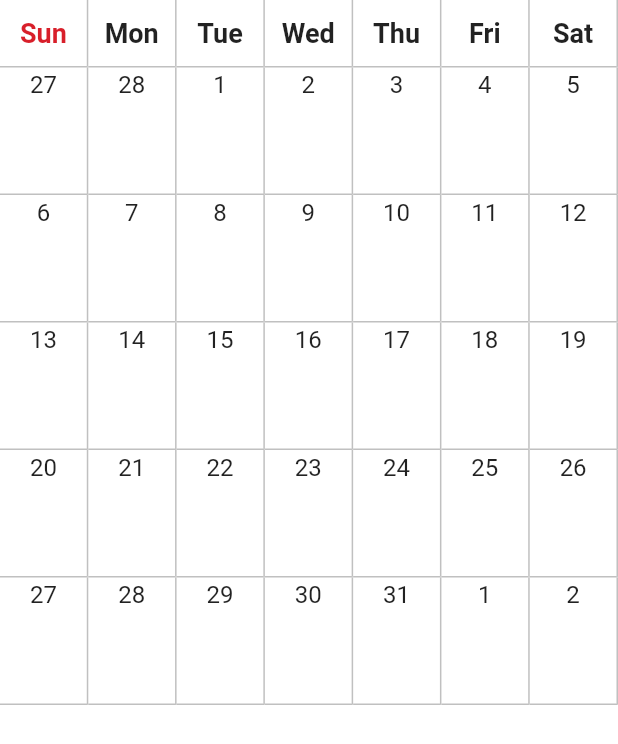
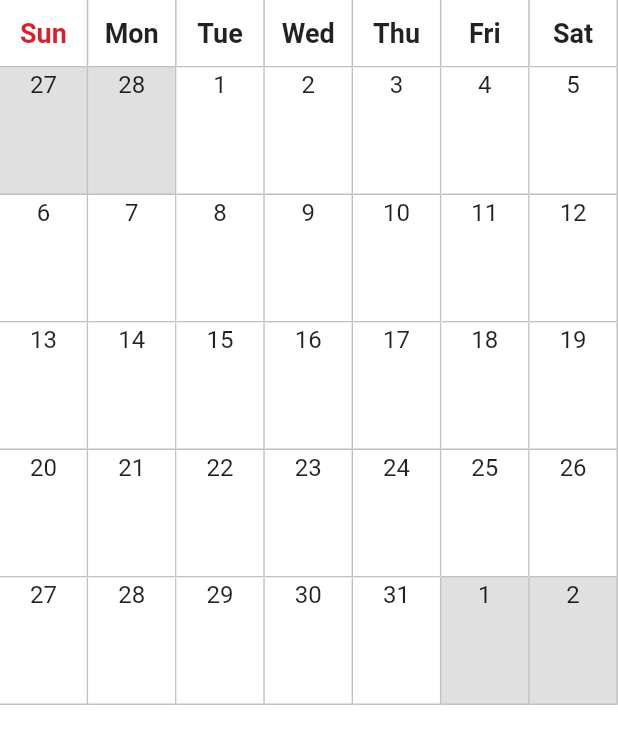
Before and after one commit to mookypoo/portfolio_calendar, a Flutter app: the screen it shows after launch, scrolled down 56 dp, on a phone screen of 412 x 824 dp. Shown: the top 744 px of the screen. Run offline on Flutter 3.47's test engine with Material 2 defaults, Android fonts, the phone set to English and light mode, and no system bars.

Commit message:
done with calendar but want to reduce code

```diff
--- a/lib/calendar_models.dart
+++ b/lib/calendar_models.dart
@@ -5,22 +5,112 @@ class DateAndDayModel {
 }
 
 class MonthAndWeeksModel {
-  final int month;
-  final List<List<int?>> weeks;
-  MonthAndWeeksModel({required this.month, required this.weeks});
-}
+  int year;
+  int month;
+  List<List<int?>> weeks = [];
 
-/*
-class MonthAndWeeksModel {
-  final int month;
-  List<List<int?>> weeks;
-  MonthAndWeeksModel({required this.month}){
-    this.weeks =
+  MonthAndWeeksModel({required this.month, required this.year}){
+    this._init();
+  }
+
+  void _init(){
+    final List<int?> _firstWeek = this._firstWeek();
+    final DateAndDayModel _lastDay = this._lastDayOfMonth(month: this.month, year: this.year);
+    final List<int?> _lastWeek = this._lastWeek(lastDay: _lastDay);
+    this.weeks = this._weeks(firstWeek: _firstWeek, lastWeek: _lastWeek, lastDate: _lastDay.date);
+    return;
+  }
+
+  List<int?> _firstWeek(){
+    final int _firstDay = DateTime.utc(this.year, this.month, 1).weekday;
+    if (_firstDay == 7) return [1, 2, 3, 4, 5, 6, 7];
+
+    List<int?> _firstWeek = []..length = 7;
+    final int _lastDateOfPrevMonth = this._lastDate(month: this.month == 1 ? 12 : this.month - 1);
+    for (int i = 0; i < 7; i++){
+      if (i < _firstDay) _firstWeek[i] = _lastDateOfPrevMonth - (_firstDay - i) + 1;
+      if (i >= _firstDay) _firstWeek[i] = 1 + (i - _firstDay);
+    }
+    return _firstWeek;
+  }
+
+  int _lastDate({int? month}){
+    switch (month ?? this.month) {
+      case 1: return 31;
+      case 2: return 28;
+      case 3: return 31;
+      case 4: return 30;
+      case 5: return 31;
+      case 6: return 30;
+      case 7: return 31;
+      case 8: return 31;
+      case 9: return 30;
+      case 10: return 31;
+      case 11: return 30;
+      case 12: return 31;
+      default: return 31;
+    }
+  }
+
+  DateAndDayModel _lastDayOfMonth({required int month, required int year}){
+    final int _lastDate = this._lastDate();
+    final int _lastDay = DateTime.utc(year, month, _lastDate).weekday;
+    return DateAndDayModel(date: _lastDate, day: _lastDay);
+  }
+
+  List<int?> _lastWeek({required DateAndDayModel lastDay}){
+    if (lastDay.day == 6) return [];
+    int _lastDay = lastDay.day;
+    if (lastDay.day == 7) _lastDay = 0;
+    List<int?> _lastWeek = []..length = 7;
+    for (int i = 0; i < 7; i++) {
+      if (i <= _lastDay) _lastWeek[i] = lastDay.date - (_lastDay - i);
+      if (i > _lastDay) _lastWeek[i] = i - _lastDay;
+    }
+
+    return _lastWeek;
+  }
+
+  List<List<int?>> _weeks({required List<int?> firstWeek, required List<int?> lastWeek, required int lastDate}){
+    List<List<int?>> _weeks = [firstWeek];
+    final int _firstSat = firstWeek[6] as int;
+
+    if (lastWeek.isEmpty) {
+      for (int i = 0; i < (lastDate - (_firstSat))/7; i++) {
+        int _sunday = (_weeks[i][6] as int) + 1;
+        _weeks.add(List.generate(7, (int a) => _sunday + a));
+      }
+    } else {
+      for (int i = 0; i < ((lastWeek[0]! - 1) - (_firstSat))/7; i++) {
+        int _sunday = (_weeks[i][6] as int) + 1;
+        _weeks.add(List.generate(7, (int a) => _sunday + a));
+      }
+      _weeks.add(lastWeek);
+    }
+    return _weeks;
+  }
+
+  void prevMonth(){
+    this.year = this.month == 1 ? this.year - 1 : this.year;
+    this.month = this.month == 1 ? 12 : this.month - 1;
+    this._init();
+    return;
+  }
+
+  void nextMonth(){
+    this.year = this.month == 12 ? this.year + 1 : this.year;
+    this.month = this.month == 12 ? 1 : this.month + 1;
+    this._init();
+    return;
+  }
+
+  bool isThisMonth(int index, int date){
+    if (index == 0) {
+      if (date > 7) return false;
+    }
+    if (index == 4 || index == 5) {
+      if (date < 7) return false;
+    }
+    return true;
   }
 }
-
-class SelectedMonth extends MonthAndWeeksModel {
-
-
-}
- */
--- a/lib/calendar_provider.dart
+++ b/lib/calendar_provider.dart
@@ -6,14 +6,22 @@ import 'calendar_models.dart';
 class CalendarProvider with ChangeNotifier {
   CalendarService _calendarService = CalendarService();
 
-  CalendarProvider(){
-    this.calendarInit();
+  MonthAndWeeksModel _selectedMonth = MonthAndWeeksModel(
+    month: DateTime.now().month,
+    year: DateTime.now().year,
+  );
+  MonthAndWeeksModel get selectedMonth => this._selectedMonth;
+  set selectedMonth(MonthAndWeeksModel l) => throw "error";
+
+  void prevMonth(){
+    this._selectedMonth.prevMonth();
+    this.notifyListeners();
+    return;
   }
 
-  MonthAndWeeksModel? _selectedMonth;
-  MonthAndWeeksModel? get selectedMonth => this._selectedMonth;
-  set selectedMonth(MonthAndWeeksModel? l) => throw "error";
-
-  void calendarInit() => this._selectedMonth = this._calendarService.init(month: DateTime.now().month, year: DateTime.now().year);
-
+  void nextMonth(){
+    this._selectedMonth.nextMonth();
+    this.notifyListeners();
+    return;
+  }
 }
--- a/lib/calendar_service.dart
+++ b/lib/calendar_service.dart
@@ -1,93 +1,12 @@
 import 'calendar_models.dart';
 
 class CalendarService {
-  MonthAndWeeksModel init({required int month, required int year}){
-    final DateAndDayModel _firstDayOfMonth = this._getFirstDayOfMonth(month: month, year: year);
-    final DateAndDayModel _lastDayOfMonth = this._getLastDayOfMonth(month: month, year: year);
-    final List<int?> _firstWeek = this._getFirstWeek(firstDayOfMonth: _firstDayOfMonth, selectedMonth: month);
-    final List<int?> _lastWeek = this._getLastWeek(lastDayOfMonth: _lastDayOfMonth);
-    List<int> _allWeeks = this._getWeeks(firstWeek: _firstWeek, lastWeek: _lastWeek, lastDayOfMonth: _lastDayOfMonth);
-    List<List<int?>> _month = [_firstWeek];
-    for (int i=0; i< (_allWeeks.length)/7 + 1; i++) {
-      _month.add(_allWeeks.sublist(0, 7));
-      _allWeeks.removeRange(0, 7);
-    }
-    if (_lastWeek.isEmpty) {
-      return MonthAndWeeksModel(month: month, weeks: _month);
-    }
-    _month.add(_lastWeek);
-    return MonthAndWeeksModel(month: month, weeks: _month);
-  }
 
-  DateAndDayModel _getFirstDayOfMonth({required int month, required int year}){
-    final int _day = DateTime.utc(year, month, 1).weekday;
-    return new DateAndDayModel(date: 1, day: _day);
-  }
-
-  DateAndDayModel _getLastDayOfMonth({required int month, required int year}){
-    final int _lastDate = this._getLastDate(month: month);
-    final int _lastDay = DateTime.utc(year, month, _lastDate).weekday;
-    return new DateAndDayModel(date: _lastDate, day: _lastDay);
-  }
-
-  List<int?> _getFirstWeek({required DateAndDayModel firstDayOfMonth, required int selectedMonth}){
-    final int _firstDay = firstDayOfMonth.day;
-    if (_firstDay == 7) return [1, 2, 3, 4, 5, 6, 7];
-    List<int?> _firstWeek = []..length = 7;
-    for (int i = 0; i < 7; i++) {
-      if (i < _firstDay) {
-        _firstWeek[i] = this._getLastDate(month: selectedMonth - 1) + i - 1;
-      } else {
-        _firstWeek[i] = i - 1;
-      }
-    }
-    return _firstWeek;
-  }
-
-  List<int?> _getLastWeek({required DateAndDayModel lastDayOfMonth}){
-    final int _lastDay = lastDayOfMonth.day;
-    if (_lastDay == 7) return [];
-    List<int?> _lastWeek = []..length = 7;
-    for (int i = 0; i < 7; i++){
-      if (i <= _lastDay) {
-        _lastWeek[_lastDay - i] = lastDayOfMonth.date - i;
-      } else {
-        _lastWeek[i] = i - _lastDay;
-      }
-    }
-    return _lastWeek;
-  }
-
-  List<int> _getWeeks({required List<int?> firstWeek, required List<int?> lastWeek, required DateAndDayModel lastDayOfMonth}){
-    List<int> _weeks = [];
-    int? _lastDay;
-    if (lastWeek.isEmpty) {
-      _lastDay = lastDayOfMonth.date;
+  MonthAndWeeksModel changeToPrevMonth({required MonthAndWeeksModel data, required int year}) {
+    if (data.month == 1) {
+      return MonthAndWeeksModel(month: 12, year: year -1);
     } else {
-      _lastDay = lastWeek[0]!;
-    }
-    for (int i = 0; i < _lastDay - firstWeek[6]!; i++) {
-      _weeks.add(firstWeek[6]! + i + 1);
-    }
-    return _weeks;
-  }
-
-  int _getLastDate({required int month}){
-    switch (month) {
-      case 1: return 31;
-      case 2: return 28;
-      case 3: return 31;
-      case 4: return 30;
-      case 5: return 31;
-      case 6: return 30;
-      case 7: return 31;
-      case 8: return 31;
-      case 9: return 30;
-      case 10: return 31;
-      case 11: return 30;
-      case 12: return 31;
-      default: return 31;
+      return MonthAndWeeksModel(month: data.month - 1, year: year);
     }
   }
-
 }
--- a/lib/views/main/android_components.dart
+++ b/lib/views/main/android_components.dart
@@ -1,17 +1,11 @@
 import 'package:flutter/material.dart';
 
-import '../../calendar_models.dart';
-
 class CalendarTopRow extends StatelessWidget {
-  const CalendarTopRow({Key? key, required this.onTap}) : super(key: key);
-  final void Function() onTap;
+  const CalendarTopRow({Key? key}) : super(key: key);
 
   @override
   Widget build(BuildContext context) {
-    return InkWell(
-      onTap: this.onTap,
-      child: Container(
-        child: Row(
+    return Row(
       children: ["Sun", "Mon", "Tue", "Wed", "Thu", "Fri", "Sat"].map<Widget>((String s) => Container(
         alignment: Alignment.center,
         decoration: BoxDecoration(
@@ -24,33 +18,23 @@ class CalendarTopRow extends StatelessWidget {
         width: MediaQuery.of(context).size.width/7,
         child: Text(s, style: TextStyle(fontSize: 18.0, fontWeight: FontWeight.w600, color: s == "Sun" ? Color.fromRGBO(216, 31, 42, 1.0) : null,)),
       )).toList(),
-        ),
-      ),
     );
   }
 }
 
-class DateTile extends StatefulWidget {
-  const DateTile({Key? key, required this.date}) : super(key: key);
+class DateTile extends StatelessWidget {
+  const DateTile({Key? key, required this.date, required this.isThisMonth}) : super(key: key);
   final int? date;
-
-  @override
-  State<DateTile> createState() => _DateTileState();
-}
-
-class _DateTileState extends State<DateTile> {
-  bool _isSelected = false;
+  final bool isThisMonth;
 
   @override
   Widget build(BuildContext context) {
     return InkWell(
       onTap: () {
-        this.setState(() {
-          this._isSelected = !this._isSelected;
-        });
       },
       child: Container(
         decoration: BoxDecoration(
+          color: this.isThisMonth ? Color.fromRGBO(255, 255, 255, 1.0) : Color.fromRGBO(192, 192, 192, 0.5),
           border: Border(
             right: BorderSide(color: Color.fromRGBO(192, 192, 192, 1.0)),
             bottom: BorderSide(color: Color.fromRGBO(192, 192, 192, 1.0)),
@@ -60,21 +44,26 @@ class _DateTileState extends State<DateTile> {
         padding: EdgeInsets.all(2.0),
         height: 85.0,
         width: MediaQuery.of(context).size.width/7,
-        child: Text(this.widget.date == null ? "" : this.widget.date.toString(), style: TextStyle(fontSize: 16.0),),
+        child: Text(this.date == null ? "" : this.date.toString(), style: TextStyle(fontSize: 16.0),),
       ),
     );
   }
+
 }
 
 class WeekRow extends StatelessWidget {
-  const WeekRow({Key? key, required this.days}) : super(key: key);
+  const WeekRow({Key? key, required this.days, required this.index, required this.isThisMonth}) : super(key: key);
   final List<int?> days;
+  final int index;
+  final bool Function(int index, int date) isThisMonth;
 
   @override
   Widget build(BuildContext context) {
     return Container(
       child: Row(
-        children: this.days.map<Widget>((int? i) => DateTile(date: i)).toList(),
+        children: this.days.map<Widget>((int? i) =>
+            DateTile(date: i, isThisMonth: this.isThisMonth(index, i!)),
+        ).toList(),
       ),
     );
   }
--- a/lib/views/main/android_main.dart
+++ b/lib/views/main/android_main.dart
@@ -16,40 +16,18 @@ class AndroidMain extends StatelessWidget {
             leading: IconButton(
               iconSize: 28.0,
               icon: Icon(Icons.arrow_left),
-              onPressed: () {
-
-              },
+              onPressed: this.calendarProvider.prevMonth,
             ),
             actions: [
               IconButton(
                 iconSize: 28.0,
                 icon: Icon(Icons.arrow_right),
-                onPressed: () {
-
-                },
+                onPressed: this.calendarProvider.nextMonth,
               ),
             ],
-            title: Row(
-              mainAxisAlignment: MainAxisAlignment.center,
-              children: <Widget>[
-                GestureDetector(
-                  onTap: () {},
-                  child: Container(
-                    child: Row(
-                      children: <Widget>[
-                        Container(
-                          child: Text(2022.toString(), style: TextStyle(fontSize: 20.0)),
-                          margin: EdgeInsets.symmetric(horizontal: 5.0),
-                        ),
-                        Container(
-                          child: Text(this.calendarProvider.selectedMonth!.month.toString(), style: TextStyle(fontSize: 20.0)),
-                          margin: EdgeInsets.symmetric(horizontal: 5.0),
-                        ),
-                      ],
-                    ),
-                  ),
-                ),
-              ],
+            title: GestureDetector(
+              onTap: () {},
+              child: Text(this.calendarProvider.selectedMonth.year.toString() + ". " + this.calendarProvider.selectedMonth.month.toString().padLeft(2, "0"), style: TextStyle(fontSize: 20.0)),
             ),
           ),
           SliverList(
@@ -62,8 +40,10 @@ class AndroidMain extends StatelessWidget {
                   child: Column(
                     mainAxisSize: MainAxisSize.min,
                     children: [
-                      CalendarTopRow(onTap: (){}),
-                      ...List.generate(this.calendarProvider.selectedMonth!.weeks.length, (int index) => WeekRow(days: this.calendarProvider.selectedMonth!.weeks[index])),
+                      const CalendarTopRow(),
+                      ...List.generate(this.calendarProvider.selectedMonth.weeks.length, (int index) =>
+                          WeekRow(days: this.calendarProvider.selectedMonth.weeks[index], index: index, isThisMonth: this.calendarProvider.selectedMonth.isThisMonth),
+                      ),
                     ],
                   ),
                 );
```
Lines whose indentation alone changed are shown as unchanged.
